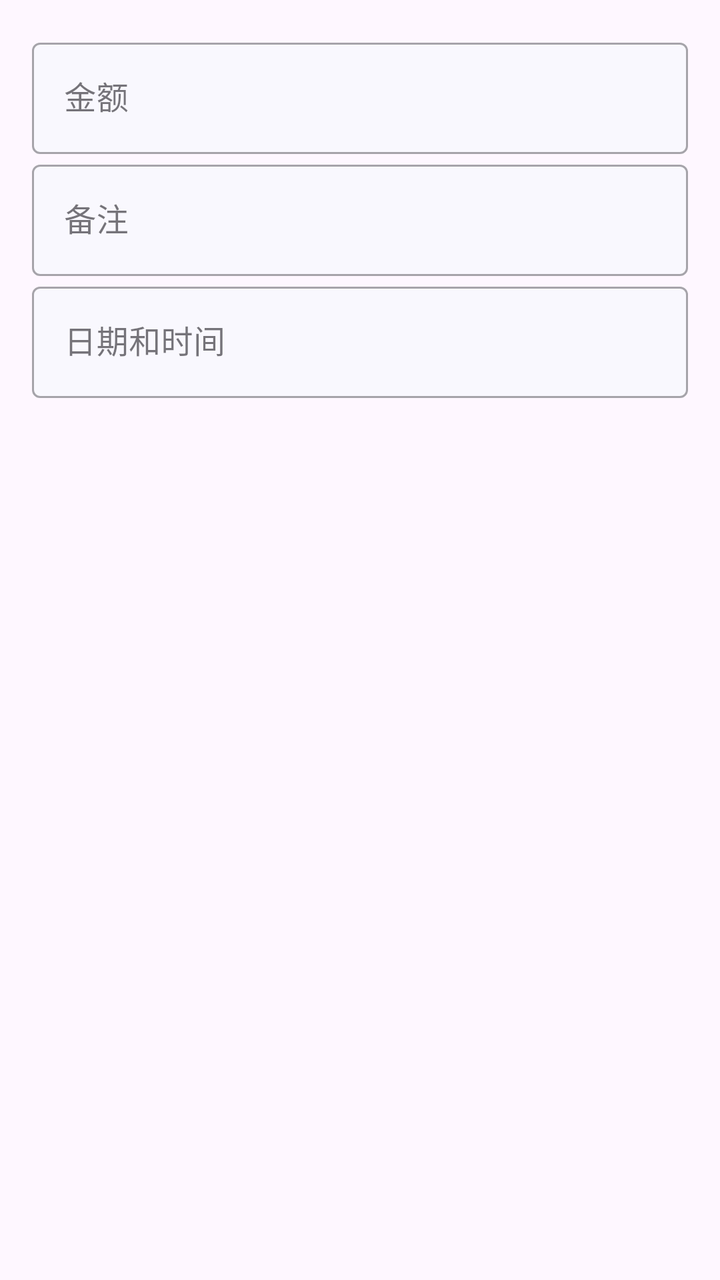
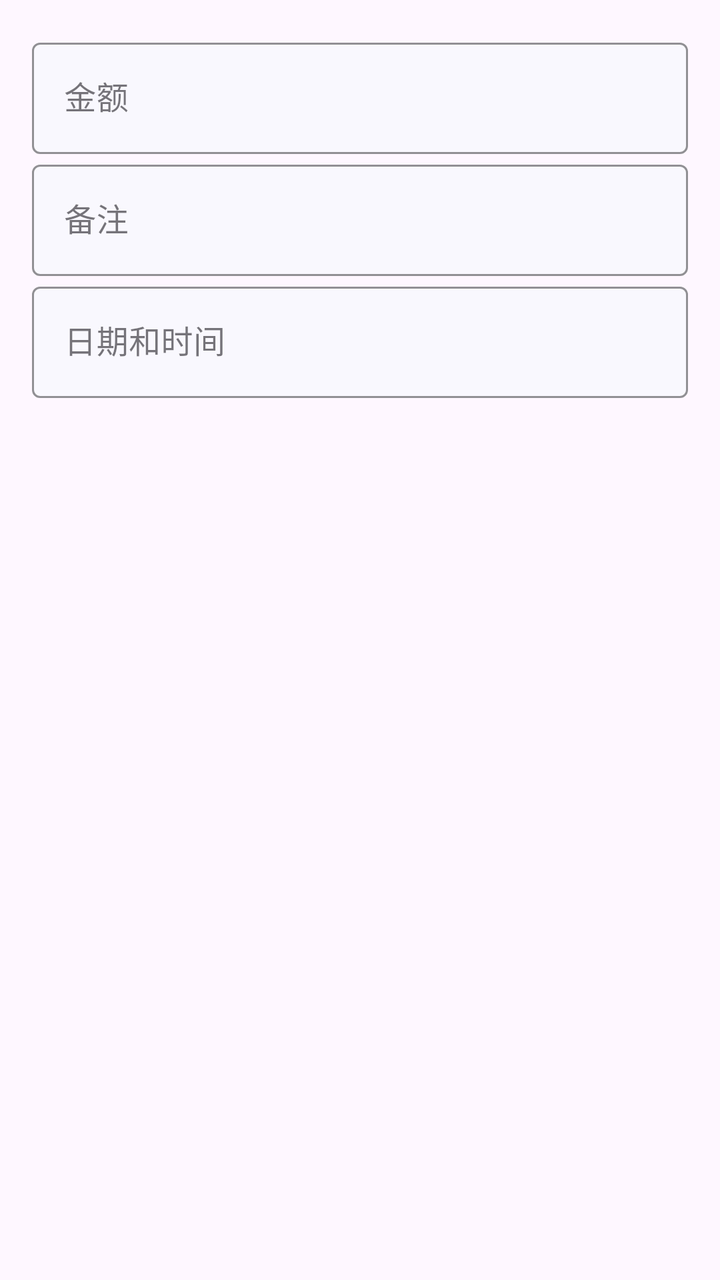

Two renders of the same Android screen: before a commit and after it. Below are the layout's source before the change and the commit's diff.
<!-- AndroidManifest.xml: application theme Theme.ProjectManager -->
<!-- res/layout/fragment_expense.xml -->
<?xml version="1.0" encoding="utf-8"?>
<LinearLayout xmlns:android="http://schemas.android.com/apk/res/android"
    xmlns:app="http://schemas.android.com/apk/res-auto"
    android:layout_width="match_parent"
    android:layout_height="match_parent"
    android:orientation="vertical"
    android:padding="16dp">

    <com.google.android.material.textfield.TextInputLayout
        style="@style/EditTextStyle"
        android:layout_width="match_parent"
        android:layout_height="wrap_content"
        app:errorEnabled="false">

        <com.google.android.material.textfield.TextInputEditText
            android:id="@+id/amount_input"
            android:layout_width="match_parent"
            android:layout_height="wrap_content"
            android:hint="金额"
            android:inputType="numberDecimal"/>
    </com.google.android.material.textfield.TextInputLayout>

    <com.google.android.material.textfield.TextInputLayout
        style="@style/EditTextStyle"
        android:layout_width="match_parent"
        android:layout_height="wrap_content"
        android:hint="备注"
        app:errorEnabled="false">

        <com.google.android.material.textfield.TextInputEditText
            android:id="@+id/remark_input"
            android:layout_width="match_parent"
            android:layout_height="wrap_content" />
    </com.google.android.material.textfield.TextInputLayout>

    <com.google.android.material.textfield.TextInputLayout
        style="@style/EditTextStyle"
        android:layout_width="match_parent"
        android:layout_height="wrap_content"
        android:hint="日期和时间"
        app:errorEnabled="false">

        <com.google.android.material.textfield.TextInputEditText
            android:id="@+id/date_time_input"
            android:layout_width="match_parent"
            android:layout_height="wrap_content" />
    </com.google.android.material.textfield.TextInputLayout>

</LinearLayout>
<!-- resources referenced by this layout -->
<resources>
  <style name="EditTextStyle" parent="Widget.MaterialComponents.TextInputLayout.OutlinedBox">
          <item name="boxBackgroundColor">@color/page_background</item>
          <item name="backgroundTint">@color/theme_blue</item>
          <item name="android:textCursorDrawable">@null</item>
      </style>
  <style name="Theme.ProjectManager" parent="Theme.Material3.DayNight.NoActionBar">
          
          <item name="colorPrimary">@color/purple_500</item>
          <item name="colorPrimaryVariant">@color/purple_700</item>
          <item name="colorOnPrimary">@color/white</item>
          
          <item name="colorSecondary">@color/teal_200</item>
          <item name="colorSecondaryVariant">@color/teal_700</item>
          <item name="colorOnSecondary">@color/black</item>
          
          <item name="android:statusBarColor">?attr/colorPrimaryVariant</item>
          
          <item name="toolbarStyle">@style/ToolBarStyle</item>
      </style>
  <color name="page_background">#f9f8fe</color>
  <color name="theme_blue">#0055d6</color>
  <color name="purple_500">#FF6200EE</color>
  <color name="purple_700">#FF3700B3</color>
  <color name="white">#FFFFFFFF</color>
  <color name="teal_200">#FF03DAC5</color>
  <color name="teal_700">#FF018786</color>
  <color name="black">#FF000000</color>
  <style name="ToolBarStyle">
          <item name="android:background">@color/toolbar_background</item>
          <item name="contentInsetStart">10dp</item>
          <item name="titleTextAppearance">@style/TitleStyle</item>
      </style>
  <color name="toolbar_background">#ebedfa</color>
  <style name="TitleStyle">
          <item name="android:textSize">23sp</item>
          <item name="android:textColor">@color/black</item>
      </style>
</resources>

<!-- the commit's change to res/layout/fragment_expense.xml (unified diff, before → after) -->
@@ -7,7 +7,7 @@
     android:padding="16dp">
 
     <com.google.android.material.textfield.TextInputLayout
-        style="@style/EditTextStyle"
+        style="@style/TextInputLayoutStyle"
         android:layout_width="match_parent"
         android:layout_height="wrap_content"
         app:errorEnabled="false">
@@ -17,11 +17,11 @@
             android:layout_width="match_parent"
             android:layout_height="wrap_content"
             android:hint="金额"
-            android:inputType="numberDecimal"/>
+            android:inputType="numberDecimal" />
     </com.google.android.material.textfield.TextInputLayout>
 
     <com.google.android.material.textfield.TextInputLayout
-        style="@style/EditTextStyle"
+        style="@style/TextInputLayoutStyle"
         android:layout_width="match_parent"
         android:layout_height="wrap_content"
         android:hint="备注"
@@ -30,11 +30,12 @@
         <com.google.android.material.textfield.TextInputEditText
             android:id="@+id/remark_input"
             android:layout_width="match_parent"
-            android:layout_height="wrap_content" />
+            android:layout_height="wrap_content"
+            android:maxLength="20" />
     </com.google.android.material.textfield.TextInputLayout>
 
     <com.google.android.material.textfield.TextInputLayout
-        style="@style/EditTextStyle"
+        style="@style/TextInputLayoutStyle"
         android:layout_width="match_parent"
         android:layout_height="wrap_content"
         android:hint="日期和时间"
<!-- resource entries referenced after the edit -->
@@ -1,9 +1,11 @@
 <!-- resources referenced by this layout -->
 <resources>
-  <style name="EditTextStyle" parent="Widget.MaterialComponents.TextInputLayout.OutlinedBox">
+  <style name="TextInputLayoutStyle" parent="Widget.MaterialComponents.TextInputLayout.OutlinedBox">
           <item name="boxBackgroundColor">@color/page_background</item>
           <item name="backgroundTint">@color/theme_blue</item>
-          <item name="android:textCursorDrawable">@null</item>
+          <item name="boxStrokeColor">@color/theme_blue</item>
+          <item name="hintTextColor">@color/theme_blue</item>
+          <item name="cursorColor">@color/theme_blue</item>
       </style>
   <style name="Theme.ProjectManager" parent="Theme.Material3.DayNight.NoActionBar">
           
